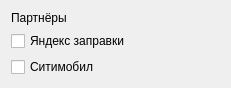
Arankir/Yandex, file Partners/systems/formsettings.ui: the form before one commit.
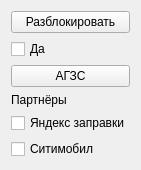
The form after the commit.

What changed in the file:
```diff
--- a/Partners/systems/formsettings.ui
+++ b/Partners/systems/formsettings.ui
@@ -6,14 +6,35 @@
    <rect>
     <x>0</x>
     <y>0</y>
-    <width>231</width>
-    <height>83</height>
+    <width>132</width>
+    <height>162</height>
    </rect>
   </property>
   <property name="windowTitle">
    <string>Настройки</string>
   </property>
   <layout class="QVBoxLayout" name="verticalLayout_2">
+   <item>
+    <widget class="QPushButton" name="pushButton">
+     <property name="text">
+      <string>Разблокировать</string>
+     </property>
+    </widget>
+   </item>
+   <item>
+    <widget class="QCheckBox" name="CheckBoxAutorun">
+     <property name="text">
+      <string>Да</string>
+     </property>
+    </widget>
+   </item>
+   <item>
+    <widget class="QPushButton" name="ButtonAGZS">
+     <property name="text">
+      <string>АГЗС</string>
+     </property>
+    </widget>
+   </item>
    <item>
     <layout class="QVBoxLayout" name="verticalLayout">
      <item>
```
